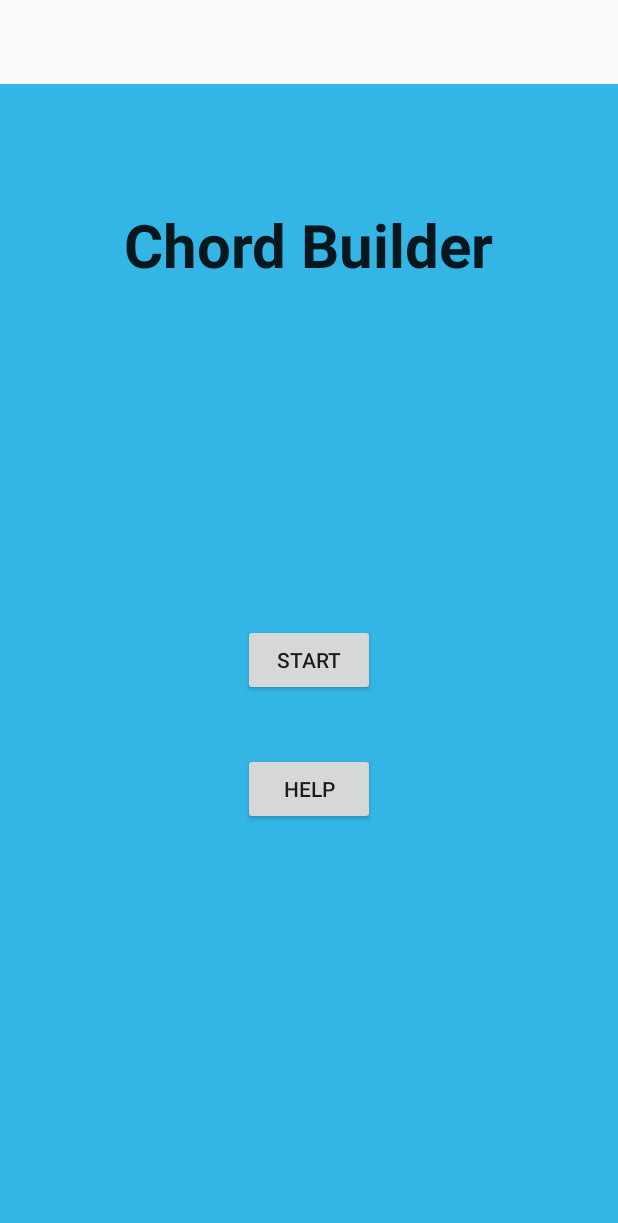
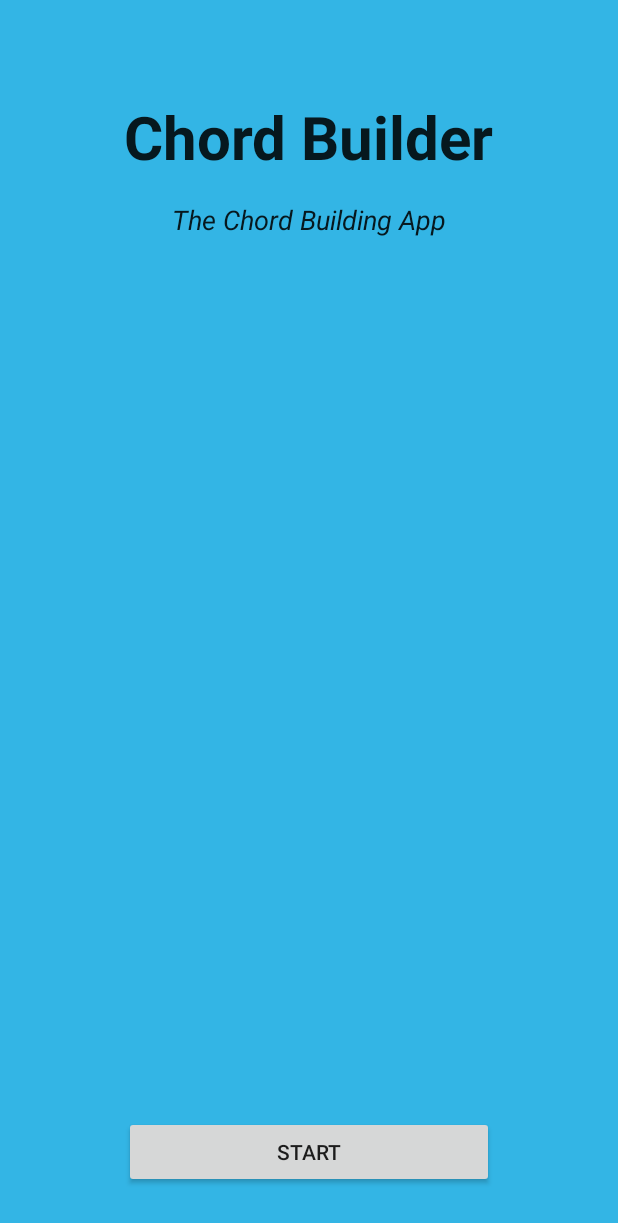
Before and after one commit to SCCapstone/5chords, an Android app: the layout activity_start_page.xml on its own in the app's theme, with its tools: preview values and no code run, on a phone screen of 412 x 824 dp. Shown: the top 1223 px of the screen. Run offline under Robolectric (Android 15) with nearby library versions, the phone set to English and light mode, and no system bars.

Commit message:
Re-added start page.

```diff
--- a/app/src/main/res/layout-large-land/activity_main.xml
+++ b/app/src/main/res/layout-large-land/activity_main.xml
@@ -3,7 +3,7 @@
                 android:id="@+id/MainLayout"
                 android:layout_width="match_parent"
                 android:layout_height="match_parent"
-    android:background="@android:color/holo_blue_light"
+                android:background="@color/application_background"
                 android:layout_centerInParent="true"
                 android:scaleType="centerCrop"
                 tools:context=".MainActivity">
--- a/app/src/main/res/layout-normal-land/activity_main.xml
+++ b/app/src/main/res/layout-normal-land/activity_main.xml
@@ -3,7 +3,7 @@
                 android:id="@+id/MainLayout"
                 android:layout_width="match_parent"
                 android:layout_height="match_parent"
-    android:background="@android:color/holo_blue_light"
+                android:background="@color/application_background"
                 android:layout_centerInParent="true"
                 android:scaleType="centerCrop"
                 tools:context=".MainActivity">
--- a/app/src/main/res/layout-normal/activity_main.xml
+++ b/app/src/main/res/layout-normal/activity_main.xml
@@ -3,7 +3,7 @@
                 android:id="@+id/MainLayout"
                 android:layout_width="match_parent"
                 android:layout_height="match_parent"
-                android:background="@android:color/holo_blue_light"
+                android:background="@color/application_background"
                 android:layout_centerInParent="true"
                 android:scaleType="centerCrop"
                 tools:context=".MainActivity">
--- a/app/src/main/res/layout/activity_start_page.xml
+++ b/app/src/main/res/layout/activity_start_page.xml
@@ -1,18 +1,47 @@
-<?xml version="1.0" encoding="utf-8"?>
-<android.support.design.widget.CoordinatorLayout
-    xmlns:android="http://schemas.android.com/apk/res/android"
-    xmlns:app="http://schemas.android.com/apk/res-auto"
-    xmlns:tools="http://schemas.android.com/tools" android:layout_width="match_parent"
-    android:layout_height="match_parent" android:fitsSystemWindows="true"
-    tools:context="com.five_chords.chord_builder.StartPage">
+<RelativeLayout xmlns:android="http://schemas.android.com/apk/res/android"
+                xmlns:tools="http://schemas.android.com/tools"
+                android:id="@+id/MainLayout"
+                android:layout_width="match_parent"
+                android:layout_height="match_parent"
+                android:background="@color/application_background"
+                android:layout_centerInParent="true"
+                android:scaleType="centerCrop"
+                tools:context=".StartPage">
 
-    <android.support.design.widget.AppBarLayout android:layout_height="wrap_content"
-        android:layout_width="match_parent" android:theme="@style/AppTheme.AppBarOverlay">
+    <TextView
+        android:id="@+id/textview_start_page_title"
+        android:layout_width="wrap_content"
+        android:layout_height="wrap_content"
+        android:textAppearance="?android:attr/textAppearanceLarge"
+        android:text="Chord Builder"
+        android:layout_alignParentTop="true"
+        android:layout_centerHorizontal="true"
+        android:layout_marginTop="64dp"
+        android:textStyle="bold"
+        android:textSize="40dp" />
 
-    </android.support.design.widget.AppBarLayout>
+    <TextView
+        android:id="@+id/textview_start_page_subtitle"
+        android:layout_width="wrap_content"
+        android:layout_height="wrap_content"
+        android:textAppearance="?android:attr/textAppearanceLarge"
+        android:text="The Chord Building App"
+        android:layout_below="@id/textview_start_page_title"
+        android:layout_centerHorizontal="true"
+        android:layout_marginTop="16dp"
+        android:textStyle="italic"
+        android:textSize="18dp" />
 
-    <include layout="@layout/content_start_page"
-        android:layout_width="match_parent"
-        android:layout_height="match_parent" />
+    <Button
+        android:layout_width="wrap_content"
+        android:layout_height="wrap_content"
+        android:text="Start"
+        android:id="@+id/button6"
+        android:layout_marginBottom="32dp"
+        android:layout_alignLeft="@id/textview_start_page_title"
+        android:layout_alignRight="@id/textview_start_page_title"
+        android:layout_alignParentBottom="true"
+        android:layout_centerHorizontal="true"
+        android:onClick = "backToMain" />
 
-</android.support.design.widget.CoordinatorLayout>
+</RelativeLayout>
--- a/app/src/main/res/layout/content_start_page.xml
+++ /dev/null
@@ -1,45 +0,0 @@
-<?xml version="1.0" encoding="utf-8"?>
-<RelativeLayout xmlns:android="http://schemas.android.com/apk/res/android"
-    xmlns:tools="http://schemas.android.com/tools"
-    xmlns:app="http://schemas.android.com/apk/res-auto" android:layout_width="match_parent"
-    android:layout_height="match_parent" android:paddingLeft="@dimen/activity_horizontal_margin"
-    android:paddingRight="@dimen/activity_horizontal_margin"
-    android:paddingTop="@dimen/activity_vertical_margin"
-    android:paddingBottom="@dimen/activity_vertical_margin"
-    app:layout_behavior="@string/appbar_scrolling_view_behavior"
-    tools:showIn="@layout/activity_start_page"
-    tools:context="com.five_chords.chord_builder.StartPage"
-    android:background="@android:color/holo_blue_light">
-
-    <Button
-        android:layout_width="wrap_content"
-        android:layout_height="wrap_content"
-        android:text="Start"
-        android:id="@+id/button6"
-        android:layout_centerVertical="true"
-        android:layout_centerHorizontal="true"
-        android:onClick = "backToMain" />
-
-    <TextView
-        android:layout_width="wrap_content"
-        android:layout_height="wrap_content"
-        android:textAppearance="?android:attr/textAppearanceLarge"
-        android:text="Chord Builder"
-        android:id="@+id/textView2"
-        android:layout_alignParentTop="true"
-        android:layout_centerHorizontal="true"
-        android:layout_marginTop="64dp"
-        android:textStyle="bold"
-        android:textSize="40dp" />
-
-    <Button
-        android:layout_width="wrap_content"
-        android:layout_height="wrap_content"
-        android:text="Help"
-        android:id="@+id/button7"
-        android:layout_below="@+id/button6"
-        android:layout_centerHorizontal="true"
-        android:layout_marginTop="38dp"
-        android:onClick = "toHelp" />
-
-</RelativeLayout>
--- /dev/null
+++ b/app/src/main/res/values/colors.xml
@@ -0,0 +1,7 @@
+<?xml version="1.0" encoding="utf-8"?>
+<resources>
+
+    <!-- The Background Color -->
+    <color name="application_background">#33b5e5</color>
+
+</resources>
```
Also changed, not shown: app/src/main/AndroidManifest.xml (+18 -9 lines), app/src/main/res/layout/activity_contact__us.xml (deleted, +0 -44 lines). Lines whose indentation alone changed are shown as unchanged.
